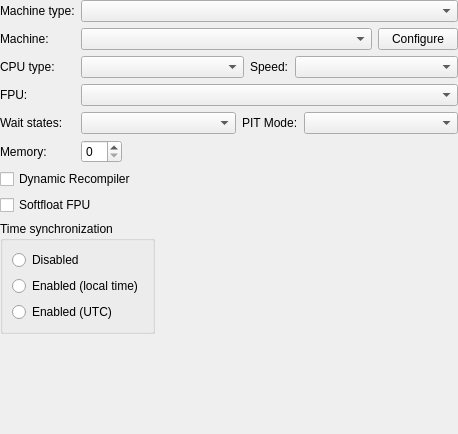
Qt form src/qt/qt_settingsmachine.ui (86Box/86Box) before a commit.
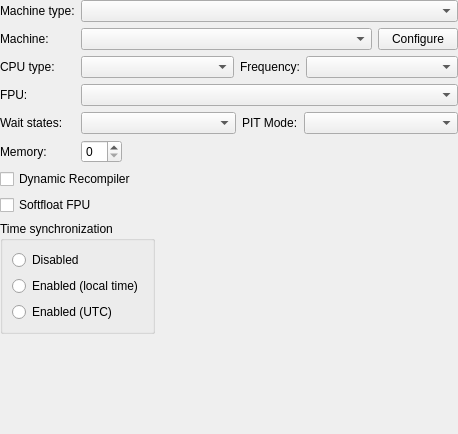
The same form after that commit.

Commit message: Refer to CPU speed as frequency

Patch:
```diff
--- a/src/qt/qt_settingsmachine.ui
+++ b/src/qt/qt_settingsmachine.ui
@@ -158,7 +158,7 @@
          <item>
           <widget class="QLabel" name="label_7">
            <property name="text">
-            <string>Speed:</string>
+            <string>Frequency:</string>
            </property>
            <property name="alignment">
             <set>Qt::AlignLeading|Qt::AlignLeft|Qt::AlignVCenter</set>
```
The commit also changes 23 other files.
